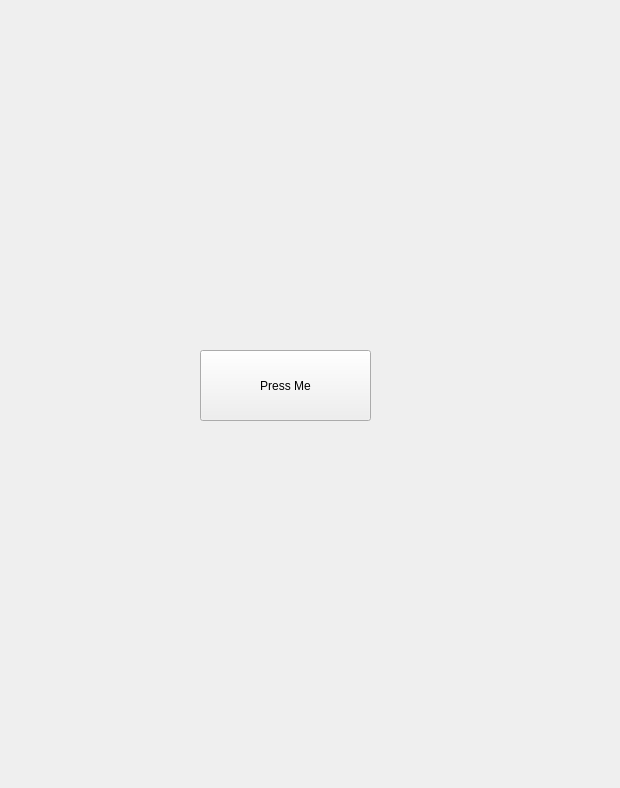
The window that ui/main_window.ui (sonalkarmakar/Random-Password-Generator) describes before a commit, drawn with Qt 5.
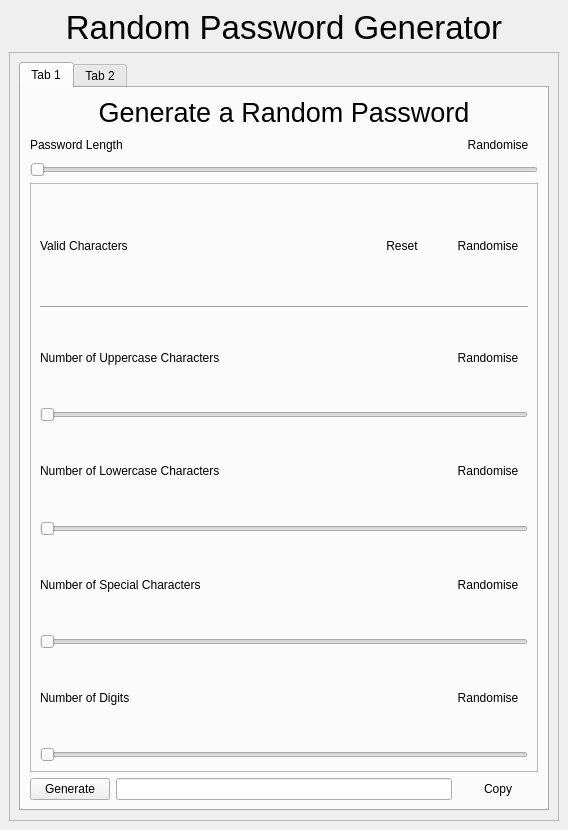
The same window after the commit.

Commit message: Implemented draft layout, needs better sizing policies

The edit to the form file:
```diff
--- a/ui/main_window.ui
+++ b/ui/main_window.ui
@@ -6,27 +6,381 @@
    <rect>
     <x>0</x>
     <y>0</y>
-    <width>620</width>
-    <height>788</height>
+    <width>568</width>
+    <height>830</height>
    </rect>
   </property>
+  <property name="sizePolicy">
+   <sizepolicy hsizetype="Preferred" vsizetype="Expanding">
+    <horstretch>0</horstretch>
+    <verstretch>0</verstretch>
+   </sizepolicy>
+  </property>
   <property name="windowTitle">
    <string>MainWindow</string>
   </property>
   <widget class="QWidget" name="centralwidget">
-   <widget class="QPushButton" name="primaryButton">
-    <property name="geometry">
-     <rect>
-      <x>200</x>
-      <y>350</y>
-      <width>171</width>
-      <height>71</height>
-     </rect>
-    </property>
-    <property name="text">
-     <string>Press Me</string>
-    </property>
-   </widget>
+   <layout class="QVBoxLayout" name="verticalLayout">
+    <item>
+     <layout class="QVBoxLayout" name="verticalLayout_2">
+      <item alignment="Qt::AlignTop">
+       <widget class="QLabel" name="label">
+        <property name="sizePolicy">
+         <sizepolicy hsizetype="Expanding" vsizetype="Preferred">
+          <horstretch>0</horstretch>
+          <verstretch>0</verstretch>
+         </sizepolicy>
+        </property>
+        <property name="font">
+         <font>
+          <pointsize>25</pointsize>
+          <bold>false</bold>
+         </font>
+        </property>
+        <property name="text">
+         <string>Random Password Generator</string>
+        </property>
+        <property name="alignment">
+         <set>Qt::AlignCenter</set>
+        </property>
+       </widget>
+      </item>
+      <item>
+       <widget class="QFrame" name="frame">
+        <property name="sizePolicy">
+         <sizepolicy hsizetype="Preferred" vsizetype="Expanding">
+          <horstretch>0</horstretch>
+          <verstretch>0</verstretch>
+         </sizepolicy>
+        </property>
+        <property name="frameShape">
+         <enum>QFrame::StyledPanel</enum>
+        </property>
+        <property name="frameShadow">
+         <enum>QFrame::Raised</enum>
+        </property>
+        <layout class="QVBoxLayout" name="verticalLayout_3">
+         <item>
+          <widget class="QTabWidget" name="tabWidget">
+           <widget class="QWidget" name="tab">
+            <attribute name="title">
+             <string>Tab 1</string>
+            </attribute>
+            <layout class="QVBoxLayout" name="verticalLayout_5">
+             <item>
+              <layout class="QVBoxLayout" name="verticalLayout_4">
+               <item alignment="Qt::AlignTop">
+                <widget class="QLabel" name="label_2">
+                 <property name="font">
+                  <font>
+                   <pointsize>20</pointsize>
+                  </font>
+                 </property>
+                 <property name="text">
+                  <string>Generate a Random Password</string>
+                 </property>
+                 <property name="alignment">
+                  <set>Qt::AlignCenter</set>
+                 </property>
+                </widget>
+               </item>
+               <item>
+                <layout class="QVBoxLayout" name="verticalLayout_6">
+                 <item>
+                  <layout class="QHBoxLayout" name="horizontalLayout">
+                   <item alignment="Qt::AlignVCenter">
+                    <widget class="QLabel" name="label_3">
+                     <property name="sizePolicy">
+                      <sizepolicy hsizetype="Expanding" vsizetype="Fixed">
+                       <horstretch>0</horstretch>
+                       <verstretch>0</verstretch>
+                      </sizepolicy>
+                     </property>
+                     <property name="text">
+                      <string>Password Length</string>
+                     </property>
+                    </widget>
+                   </item>
+                   <item alignment="Qt::AlignRight|Qt::AlignVCenter">
+                    <widget class="QPushButton" name="pushButton">
+                     <property name="text">
+                      <string>Randomise</string>
+                     </property>
+                     <property name="flat">
+                      <bool>true</bool>
+                     </property>
+                    </widget>
+                   </item>
+                  </layout>
+                 </item>
+                 <item>
+                  <widget class="QSlider" name="horizontalSlider">
+                   <property name="orientation">
+                    <enum>Qt::Horizontal</enum>
+                   </property>
+                  </widget>
+                 </item>
+                </layout>
+               </item>
+               <item>
+                <widget class="QFrame" name="frame_2">
+                 <property name="sizePolicy">
+                  <sizepolicy hsizetype="Preferred" vsizetype="Expanding">
+                   <horstretch>0</horstretch>
+                   <verstretch>0</verstretch>
+                  </sizepolicy>
+                 </property>
+                 <property name="frameShape">
+                  <enum>QFrame::StyledPanel</enum>
+                 </property>
+                 <property name="frameShadow">
+                  <enum>QFrame::Raised</enum>
+                 </property>
+                 <layout class="QVBoxLayout" name="verticalLayout_11">
+                  <item>
+                   <layout class="QHBoxLayout" name="horizontalLayout_2">
+                    <item alignment="Qt::AlignVCenter">
+                     <widget class="QLabel" name="label_4">
+                      <property name="sizePolicy">
+                       <sizepolicy hsizetype="Expanding" vsizetype="Preferred">
+                        <horstretch>0</horstretch>
+                        <verstretch>0</verstretch>
+                       </sizepolicy>
+                      </property>
+                      <property name="text">
+                       <string>Valid Characters</string>
+                      </property>
+                     </widget>
+                    </item>
+                    <item alignment="Qt::AlignRight|Qt::AlignVCenter">
+                     <widget class="QPushButton" name="pushButton_3">
+                      <property name="text">
+                       <string>Reset</string>
+                      </property>
+                      <property name="flat">
+                       <bool>true</bool>
+                      </property>
+                     </widget>
+                    </item>
+                    <item alignment="Qt::AlignRight|Qt::AlignVCenter">
+                     <widget class="QPushButton" name="pushButton_2">
+                      <property name="text">
+                       <string>Randomise</string>
+                      </property>
+                      <property name="flat">
+                       <bool>true</bool>
+                      </property>
+                     </widget>
+                    </item>
+                   </layout>
+                  </item>
+                  <item>
+                   <widget class="Line" name="line">
+                    <property name="orientation">
+                     <enum>Qt::Horizontal</enum>
+                    </property>
+                   </widget>
+                  </item>
+                  <item>
+                   <layout class="QVBoxLayout" name="verticalLayout_7">
+                    <item>
+                     <layout class="QHBoxLayout" name="horizontalLayout_3">
+                      <item alignment="Qt::AlignVCenter">
+                       <widget class="QLabel" name="label_5">
+                        <property name="sizePolicy">
+                         <sizepolicy hsizetype="Expanding" vsizetype="Fixed">
+                          <horstretch>0</horstretch>
+                          <verstretch>0</verstretch>
+                         </sizepolicy>
+                        </property>
+                        <property name="text">
+                         <string>Number of Uppercase Characters</string>
+                        </property>
+                       </widget>
+                      </item>
+                      <item alignment="Qt::AlignRight|Qt::AlignVCenter">
+                       <widget class="QPushButton" name="pushButton_4">
+                        <property name="text">
+                         <string>Randomise</string>
+                        </property>
+                        <property name="flat">
+                         <bool>true</bool>
+                        </property>
+                       </widget>
+                      </item>
+                     </layout>
+                    </item>
+                    <item>
+                     <widget class="QSlider" name="horizontalSlider_2">
+                      <property name="orientation">
+                       <enum>Qt::Horizontal</enum>
+                      </property>
+                     </widget>
+                    </item>
+                   </layout>
+                  </item>
+                  <item>
+                   <layout class="QVBoxLayout" name="verticalLayout_8">
+                    <item>
+                     <layout class="QHBoxLayout" name="horizontalLayout_4">
+                      <item alignment="Qt::AlignVCenter">
+                       <widget class="QLabel" name="label_6">
+                        <property name="sizePolicy">
+                         <sizepolicy hsizetype="Expanding" vsizetype="Fixed">
+                          <horstretch>0</horstretch>
+                          <verstretch>0</verstretch>
+                         </sizepolicy>
+                        </property>
+                        <property name="text">
+                         <string>Number of Lowercase Characters</string>
+                        </property>
+                       </widget>
+                      </item>
+                      <item alignment="Qt::AlignRight|Qt::AlignVCenter">
+                       <widget class="QPushButton" name="pushButton_5">
+                        <property name="text">
+                         <string>Randomise</string>
+                        </property>
+                        <property name="flat">
+                         <bool>true</bool>
+                        </property>
+                       </widget>
+                      </item>
+                     </layout>
+                    </item>
+                    <item>
+                     <widget class="QSlider" name="horizontalSlider_3">
+                      <property name="orientation">
+                       <enum>Qt::Horizontal</enum>
+                      </property>
+                     </widget>
+                    </item>
+                   </layout>
+                  </item>
+                  <item>
+                   <layout class="QVBoxLayout" name="verticalLayout_9">
+                    <item>
+                     <layout class="QHBoxLayout" name="horizontalLayout_5">
+                      <item alignment="Qt::AlignVCenter">
+                       <widget class="QLabel" name="label_7">
+                        <property name="sizePolicy">
+                         <sizepolicy hsizetype="Expanding" vsizetype="Fixed">
+                          <horstretch>0</horstretch>
+                          <verstretch>0</verstretch>
+                         </sizepolicy>
+                        </property>
+                        <property name="text">
+                         <string>Number of Special Characters</string>
+                        </property>
+                       </widget>
+                      </item>
+                      <item alignment="Qt::AlignRight|Qt::AlignVCenter">
+                       <widget class="QPushButton" name="pushButton_6">
+                        <property name="text">
+                         <string>Randomise</string>
+                        </property>
+                        <property name="flat">
+                         <bool>true</bool>
+                        </property>
+                       </widget>
+                      </item>
+                     </layout>
+                    </item>
+                    <item>
+                     <widget class="QSlider" name="horizontalSlider_4">
+                      <property name="orientation">
+                       <enum>Qt::Horizontal</enum>
+                      </property>
+                     </widget>
+                    </item>
+                   </layout>
+                  </item>
+                  <item>
+                   <layout class="QVBoxLayout" name="verticalLayout_10">
+                    <item>
+                     <layout class="QHBoxLayout" name="horizontalLayout_6">
+                      <item alignment="Qt::AlignVCenter">
+                       <widget class="QLabel" name="label_8">
+                        <property name="sizePolicy">
+                         <sizepolicy hsizetype="Expanding" vsizetype="Fixed">
+                          <horstretch>0</horstretch>
+                          <verstretch>0</verstretch>
+                         </sizepolicy>
+                        </property>
+                        <property name="text">
+                         <string>Number of Digits</string>
+                        </property>
+                       </widget>
+                      </item>
+                      <item alignment="Qt::AlignRight|Qt::AlignVCenter">
+                       <widget class="QPushButton" name="pushButton_7">
+                        <property name="text">
+                         <string>Randomise</string>
+                        </property>
+                        <property name="flat">
+                         <bool>true</bool>
+                        </property>
+                       </widget>
+                      </item>
+                     </layout>
+                    </item>
+                    <item>
+                     <widget class="QSlider" name="horizontalSlider_5">
+                      <property name="orientation">
+                       <enum>Qt::Horizontal</enum>
+                      </property>
+                     </widget>
+                    </item>
+                   </layout>
+                  </item>
+                 </layout>
+                </widget>
+               </item>
+              </layout>
+             </item>
+             <item>
+              <layout class="QHBoxLayout" name="horizontalLayout_10">
+               <item alignment="Qt::AlignLeft|Qt::AlignVCenter">
+                <widget class="QPushButton" name="pushButton_8">
+                 <property name="text">
+                  <string>Generate</string>
+                 </property>
+                </widget>
+               </item>
+               <item alignment="Qt::AlignVCenter">
+                <widget class="QLineEdit" name="lineEdit">
+                 <property name="alignment">
+                  <set>Qt::AlignCenter</set>
+                 </property>
+                </widget>
+               </item>
+               <item alignment="Qt::AlignRight|Qt::AlignVCenter">
+                <widget class="QPushButton" name="pushButton_9">
+                 <property name="text">
+                  <string>Copy</string>
+                 </property>
+                 <property name="flat">
+                  <bool>true</bool>
+                 </property>
+                </widget>
+               </item>
+              </layout>
+             </item>
+            </layout>
+           </widget>
+           <widget class="QWidget" name="tab_2">
+            <attribute name="title">
+             <string>Tab 2</string>
+            </attribute>
+           </widget>
+          </widget>
+         </item>
+        </layout>
+       </widget>
+      </item>
+     </layout>
+    </item>
+   </layout>
   </widget>
  </widget>
  <resources/>
```
Left out of the diff: 4 changed lines with no effect on the pictures. The commit also changes 1 other file.
